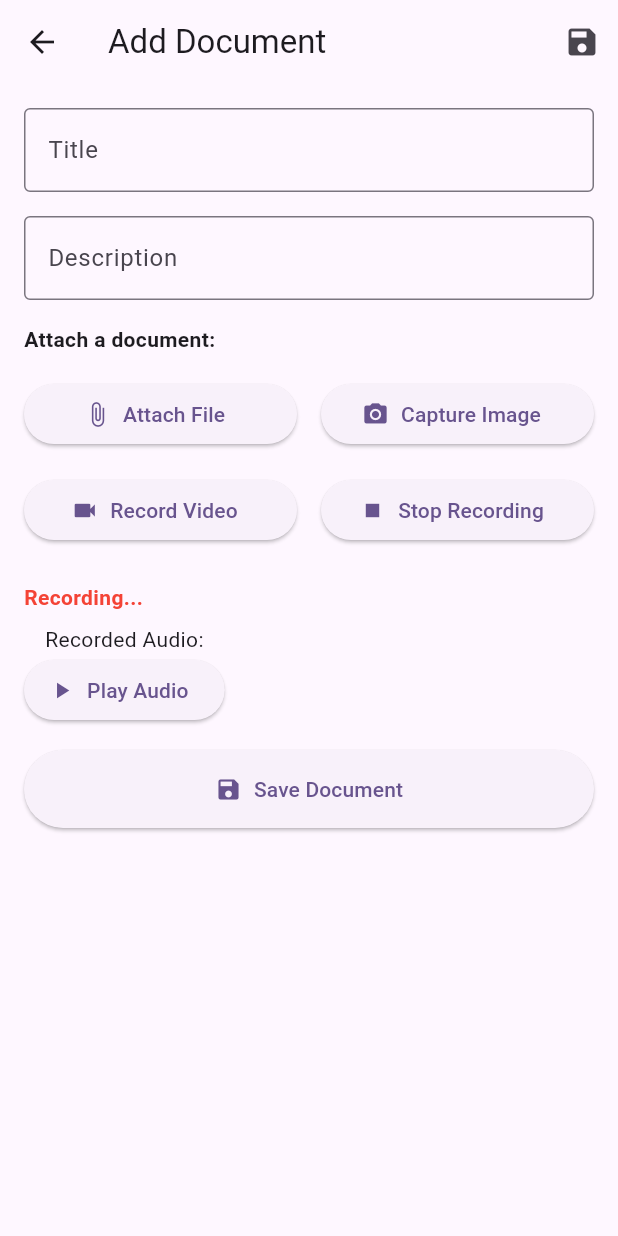
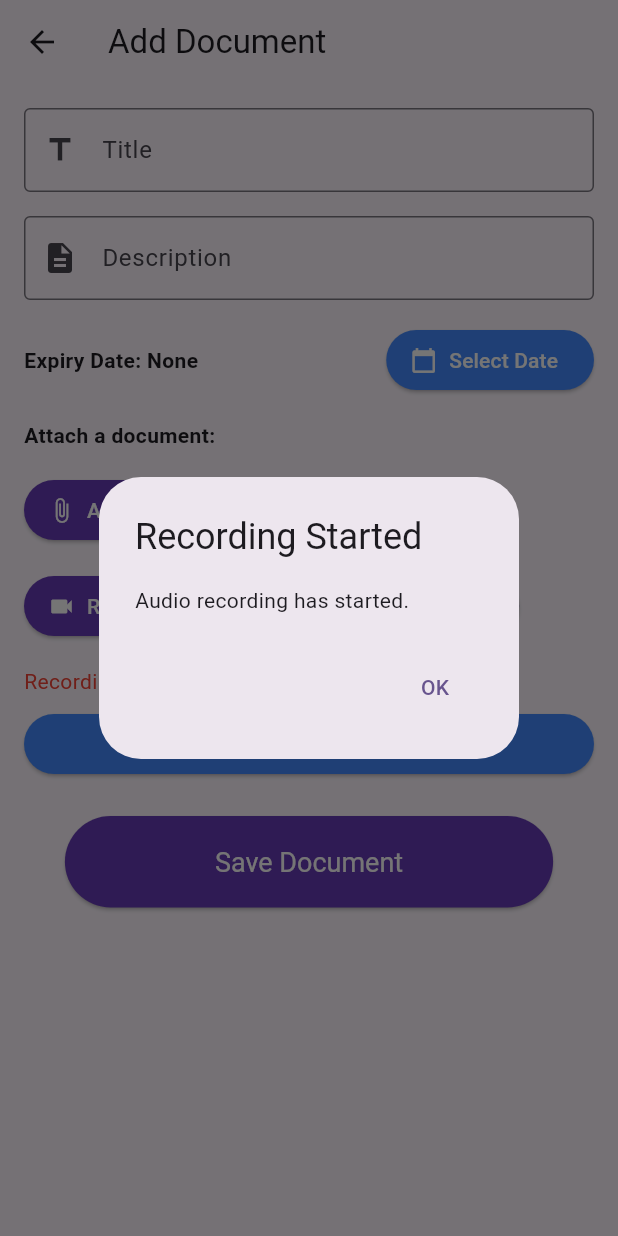
Before and after one commit to Rahul-flutterdart/documentmanagerflutter, a Flutter app: the AddScreen screen opened directly with empty values, after a tap on "Record Audio", on a phone screen of 412 x 824 dp. Run offline on Flutter 3.47's test engine with Material 3 defaults, Android fonts, the phone set to English and light mode, and no system bars; our stand-ins replace audioplayers, file_picker, image_picker, permission_handler, sqflite, video_player; missing offline and left inert: flutter_pdfview, flutter_sound; accounts and stored records are empty.

Commit message:
record feature and new expiri date(optinal) feature added

```diff
--- a/lib/add_screen.dart
+++ b/lib/add_screen.dart
@@ -1,15 +1,13 @@
+import 'dart:async';
 import 'dart:io';
-import 'dart:typed_data';
 import 'package:flutter/material.dart';
 import 'package:image_picker/image_picker.dart';
 import 'package:file_picker/file_picker.dart';
-import 'package:open_file/open_file.dart';
 import 'package:video_player/video_player.dart';
 import 'package:path_provider/path_provider.dart';
 import 'package:permission_handler/permission_handler.dart';
-import 'package:flutter_sound/flutter_sound.dart';  // For recording
-import 'package:audioplayers/audioplayers.dart';    // For playback
-
+import 'package:flutter_sound/flutter_sound.dart' as fs;
+import 'package:audioplayers/audioplayers.dart' as ap;
 import 'offline_data/database_helper.dart';
 import 'offline_data/model_class.dart';
 
@@ -31,15 +29,25 @@ class _AddScreenState extends State<AddScreen> {
   String _attachmentType = '';
   String? _audioPath;
   bool _isRecording = false;
-
-  FlutterSoundRecorder? _audioRecorder; // Audio recorder object
-  final AudioPlayer _audioPlayer = AudioPlayer(); // Audio player object
+  bool _isPlaying = false;
+  DateTime? _expiryDate;
+  fs.FlutterSoundRecorder? _audioRecorder;
+  final ap.AudioPlayer _audioPlayer = ap.AudioPlayer();
+  Duration _recordingDuration = Duration.zero;
+  late StreamSubscription _recordingSubscription;
 
   @override
   void initState() {
     super.initState();
-    _audioRecorder = FlutterSoundRecorder();
+    _audioRecorder = fs.FlutterSoundRecorder();
     _checkPermissions();
+    _audioPlayer.onPlayerStateChanged.listen((state) {
+      if (state == ap.PlayerState.completed) {
+        setState(() {
+          _isPlaying = false;
+        });
+      }
+    });
   }
 
   @override
@@ -47,6 +55,7 @@ class _AddScreenState extends State<AddScreen> {
     _videoController?.dispose();
     _audioRecorder?.closeRecorder();
     _audioPlayer.dispose();
+    _recordingSubscription.cancel();
     super.dispose();
   }
 
@@ -63,9 +72,29 @@ class _AddScreenState extends State<AddScreen> {
       await _audioRecorder!.openRecorder();
       await _audioRecorder!.startRecorder(toFile: _audioPath);
 
+      _recordingSubscription = _audioRecorder!.onProgress!.listen((event) {
+        setState(() {
+          _recordingDuration = event.duration;
+        });
+      });
+
       setState(() {
         _isRecording = true;
       });
+
+      showDialog(
+        context: context,
+        builder: (context) => AlertDialog(
+          title: Text('Recording Started'),
+          content: Text('Audio recording has started.'),
+          actions: [
+            TextButton(
+              onPressed: () => Navigator.of(context).pop(),
+              child: Text('OK'),
+            ),
+          ],
+        ),
+      );
     } catch (e) {
       print('Error starting recording: $e');
     }
@@ -75,10 +104,26 @@ class _AddScreenState extends State<AddScreen> {
     try {
       await _audioRecorder!.stopRecorder();
       await _audioRecorder!.closeRecorder();
+      _recordingSubscription.cancel();
 
       setState(() {
         _isRecording = false;
+        _recordingDuration = Duration.zero;
       });
+
+      showDialog(
+        context: context,
+        builder: (context) => AlertDialog(
+          title: Text('Recording Stopped'),
+          content: Text('Audio recording has stopped.'),
+          actions: [
+            TextButton(
+              onPressed: () => Navigator.of(context).pop(),
+              child: Text('OK'),
+            ),
+          ],
+        ),
+      );
     } catch (e) {
       print('Error stopping recording: $e');
     }
@@ -87,68 +132,34 @@ class _AddScreenState extends State<AddScreen> {
   Future<void> _recordAudio() async {
     try {
       if (_isRecording) {
-        // Stop recording
         await _stopRecording();
-        setState(() {
-          _isRecording = false;
-        });
-        print('Audio recording stopped. Saved to: $_audioPath');
+        print('Audio recording stopped. Saved to crazzyyy rahul: $_audioPath');
       } else {
-        // Start recording
+        if (_attachmentType.isNotEmpty) {
+          setState(() {
+            _clearAttachment();
+          });
+        }
         await _startRecording();
-        setState(() {
-          _isRecording = true;
-          _attachmentType = 'Audio';
-        });
-        print('Audio recording started. Saving to: $_audioPath');
+        print('Audio recording started. Saving to  crazzyy rahul: $_audioPath');
       }
     } catch (e) {
       print('Error recording audio: $e');
     }
   }
 
-  // Future<void> _startRecording() async {
-  //   try {
-  //     final tempDir = await getTemporaryDirectory();
-  //     _audioPath = '${tempDir.path}/audio_${DateTime.now().millisecondsSinceEpoch}.aac';
-  //
-  //     await _audioRecorder!.openRecorder();
-  //     await _audioRecorder!.startRecorder(toFile: _audioPath);
-  //
-  //     setState(() {
-  //       _isRecording = true;
-  //     });
-  //   } catch (e) {
-  //     print('Error starting recording: $e');
-  //   }
-  // }
-  //
-  // Future<void> _stopRecording() async {
-  //   try {
-  //     await _audioRecorder!.stopRecorder();
-  //     await _audioRecorder!.closeRecorder();
-  //
-  //     setState(() {
-  //       _isRecording = false;
-  //     });
-  //
-  //     if (_audioPath != null && File(_audioPath!).existsSync()) {
-  //       print('Recording stopped, file exists at: $_audioPath');
-  //     } else {
-  //       print('Recording stopped, but no file found at: $_audioPath');
-  //     }
-  //   } catch (e) {
-  //     print('Error stopping recording: $e');
-  //   }
-  // }
-
-
-
   Future<void> _playAudio() async {
     if (_audioPath != null && File(_audioPath!).existsSync()) {
       try {
-        await _audioPlayer.play(DeviceFileSource(_audioPath!));
-        print('Playing audio from: $_audioPath');
+        if (_isPlaying) {
+          await _audioPlayer.pause();
+        } else {
+          await _audioPlayer.play(ap.DeviceFileSource(_audioPath!));
+        }
+        setState(() {
+          _isPlaying = !_isPlaying;
+        });
+        print('Playing audio from crazzyy rahul: $_audioPath');
       } catch (e) {
         print('Error playing audio: $e');
         ScaffoldMessenger.of(context).showSnackBar(
@@ -170,6 +181,11 @@ class _AddScreenState extends State<AddScreen> {
     );
 
     if (result != null && result.files.isNotEmpty) {
+      if (_attachmentType.isNotEmpty) {
+        setState(() {
+          _clearAttachment();
+        });
+      }
       setState(() {
         _file = result.files.first;
         _attachmentType = _getFileType(_file!.extension!);
@@ -185,6 +201,11 @@ class _AddScreenState extends State<AddScreen> {
     final picker = ImagePicker();
     final pickedFile = await picker.pickImage(source: ImageSource.camera);
     if (pickedFile != null) {
+      if (_attachmentType.isNotEmpty) {
+        setState(() {
+          _clearAttachment();
+        });
+      }
       setState(() {
         _image = pickedFile;
         _attachmentType = 'Image';
@@ -196,6 +217,11 @@ class _AddScreenState extends State<AddScreen> {
     final picker = ImagePicker();
     final pickedFile = await picker.pickVideo(source: ImageSource.camera);
     if (pickedFile != null) {
+      if (_attachmentType.isNotEmpty) {
+        setState(() {
+          _clearAttachment();
+        });
+      }
       setState(() {
         _videoController = VideoPlayerController.file(File(pickedFile.path))
           ..initialize().then((_) {
@@ -204,6 +230,15 @@ class _AddScreenState extends State<AddScreen> {
         _attachmentType = 'Video';
       });
     }
+  }
+
+  void _clearAttachment() {
+    _image = null;
+    _file = null;
+    _videoController?.dispose();
+    _videoController = null;
+    _audioPath = null;
+    _attachmentType = '';
   }
 
   String _getFileType(String extension) {
@@ -241,7 +276,8 @@ class _AddScreenState extends State<AddScreen> {
       description: description,
       fileType: _attachmentType,
       filePath: _getFilePath()!,
-      expiryDate: DateTime.now(),
+      createdOn: DateTime.now(),
+      expiryDate: _expiryDate,
     );
 
     await DatabaseHelper.instance.insertDocument(newDocument);
@@ -257,35 +293,43 @@ class _AddScreenState extends State<AddScreen> {
     } else if (_videoController != null && _videoController!.value.isInitialized) {
       return _videoController!.dataSource;
     } else if (_audioPath != null) {
-      return _audioPath;  // Return the audio path if available
+      return _audioPath;
     }
     return null;
   }
 
+  Future<void> _selectExpiryDate() async {
+    final pickedDate = await showDatePicker(
+      context: context,
+      initialDate: _expiryDate ?? DateTime.now(),
+      firstDate: DateTime(2000),
+      lastDate: DateTime(2101),
+    );
+    if (pickedDate != null && pickedDate != _expiryDate) {
+      setState(() {
+        _expiryDate = pickedDate;
+      });
+    }
+  }
 
   @override
   Widget build(BuildContext context) {
     return Scaffold(
       appBar: AppBar(
         title: Text('Add Document'),
-        actions: [
-          IconButton(
-            icon: Icon(Icons.save),
-            onPressed: _saveDocument,
-          ),
-        ],
       ),
       body: Padding(
-        padding: const EdgeInsets.all(16.0),
+        padding: EdgeInsets.all(16.0),
         child: SingleChildScrollView(
           child: Column(
-            crossAxisAlignment: CrossAxisAlignment.start,
+            crossAxisAlignment: CrossAxisAlignment.stretch,
             children: [
               TextFormField(
                 controller: _titleController,
                 decoration: InputDecoration(
                   labelText: 'Title',
                   border: OutlineInputBorder(),
+                  prefixIcon: Icon(Icons.title),
                 ),
               ),
               SizedBox(height: 16.0),
@@ -294,124 +338,145 @@ class _AddScreenState extends State<AddScreen> {
                 decoration: InputDecoration(
                   labelText: 'Description',
                   border: OutlineInputBorder(),
+                  prefixIcon: Icon(Icons.description),
                 ),
               ),
               SizedBox(height: 16.0),
-              Text(
-                'Attach a document:',
-                style: TextStyle(fontWeight: FontWeight.bold),
-              ),
-              SizedBox(height: 16.0),
+
+              // Expiry Date
               Row(
+                mainAxisAlignment: MainAxisAlignment.spaceBetween,
                 children: [
                   Expanded(
-                    child: ElevatedButton.icon(
-                      onPressed: _selectFile,
-                      icon: Icon(Icons.attach_file),
-                      label: Text('Attach File'),
+                    child: Text(
+                      'Expiry Date: ${_expiryDate != null ? '${_expiryDate!.toLocal().toString().split(' ')[0]}' : 'None'}',
+                      style: TextStyle(fontWeight: FontWeight.bold),
                     ),
                   ),
-                  SizedBox(width: 16.0),
-                  Expanded(
-                    child: ElevatedButton.icon(
-                      onPressed: _captureImage,
-                      icon: Icon(Icons.camera_alt),
-                      label: Text('Capture Image'),
-                    ),
-                  ),
-                ],
-              ),
-              SizedBox(height: 16.0),
-              Row(
-                children: [
-                  Expanded(
-                    child: ElevatedButton.icon(
-                      onPressed: _recordVideo,
-                      icon: Icon(Icons.videocam),
-                      label: Text('Record Video'),
-                    ),
-                  ),
-                  SizedBox(width: 16.0),
-                  Expanded(
-                    child: ElevatedButton.icon(
-                      onPressed: _recordAudio,
-                      icon: Icon(_isRecording ? Icons.stop : Icons.mic),
-                      label: Text(_isRecording ? 'Stop Recording' : 'Record Audio'),
+                  ElevatedButton.icon(
+                    onPressed: _selectExpiryDate,
+                    icon: Icon(Icons.calendar_today),
+                    label: Text('Select Date'),
+                    style: ElevatedButton.styleFrom(
+                      foregroundColor: Colors.white,
+                      backgroundColor: Colors.blueAccent,
                     ),
                   ),
                 ],
               ),
               SizedBox(height: 16.0),
 
-              // Display Recording Indicator
+              Text(
+                'Attach a document:',
+                style: TextStyle(fontWeight: FontWeight.bold),
+              ),
+              SizedBox(height: 16.0),
+              Wrap(
+                spacing: 16.0,
+                runSpacing: 16.0,
+                children: [
+                  ElevatedButton.icon(
+                    onPressed: _selectFile,
+                    icon: Icon(Icons.attach_file),
+                    label: Text('Attach File'),
+                    style: ElevatedButton.styleFrom(
+                      foregroundColor: Colors.white,
+                      backgroundColor: Colors.deepPurple,
+                    ),
+                  ),
+                  ElevatedButton.icon(
+                    onPressed: _captureImage,
+                    icon: Icon(Icons.camera_alt),
+                    label: Text('Capture Image'),
+                    style: ElevatedButton.styleFrom(
+                      foregroundColor: Colors.white,
+                      backgroundColor: Colors.deepPurple,
+                    ),
+                  ),
+                  ElevatedButton.icon(
+                    onPressed: _recordVideo,
+                    icon: Icon(Icons.videocam),
+                    label: Text('Record Video'),
+                    style: ElevatedButton.styleFrom(
+                      foregroundColor: Colors.white,
+                      backgroundColor: Colors.deepPurple,
+                    ),
+                  ),
+                  ElevatedButton.icon(
+                    onPressed: _recordAudio,
+                    icon: Icon(_isRecording ? Icons.stop : Icons.mic),
+                    label: Text(_isRecording ? 'Stop Recording' : 'Record Audio'),
+                    style: ElevatedButton.styleFrom(
+                      foregroundColor: Colors.white,
+                      backgroundColor: Colors.deepPurple,
+                    ),
+                  ),
+                ],
+              ),
+              SizedBox(height: 16.0),
+
               if (_isRecording)
-                Padding(
-                  padding: const EdgeInsets.symmetric(vertical: 8.0),
-                  child: Text(
-                    'Recording...',
-                    style: TextStyle(color: Colors.red, fontWeight: FontWeight.bold),
-                  ),
-                ),
-
-              // Show attached image
-              if (_attachmentType == 'Image' && _image != null)
-                Image.file(File(_image!.path), height: 200, fit: BoxFit.cover),
-
-              // Show attached video
-              if (_attachmentType == 'Video' && _videoController != null)
-                _videoController!.value.isInitialized
-                    ? AspectRatio(
-                  aspectRatio: _videoController!.value.aspectRatio,
-                  child: VideoPlayer(_videoController!),
-                )
-                    : CircularProgressIndicator(),
-
-              // Show attached file (PDF/Excel)
-              if (_attachmentType == 'PDF' || _attachmentType == 'Excel')
                 Column(
+                  crossAxisAlignment: CrossAxisAlignment.start,
                   children: [
-                    Text('Attached file: ${_file!.name}'),
+                    Text(
+                      'Recording.....in progress',
+                      style: TextStyle(color: Colors.red),
+                    ),
                     SizedBox(height: 8.0),
-                    ElevatedButton.icon(
-                      onPressed: () {
-                        OpenFile.open(_file!.path);
-                      },
-                      icon: Icon(Icons.picture_as_pdf),
-                      label: Text('View File'),
-                    ),
                   ],
                 ),
 
-              // Show recorded audio
-              if (_audioPath != null)
-                Column(
-                  children: [
-                    Text('Recorded Audio:'),
-                    ElevatedButton.icon(
-                      onPressed: _playAudio,
-                      icon: Icon(Icons.play_arrow),
-                      label: Text('Play Audio'),
-                    ),
-                  ],
+
+              if (_image != null) ...[
+                SizedBox(height: 16.0),
+                Text('Image Preview:'),
+                SizedBox(height: 8.0),
+                Image.file(File(_image!.path), height: 200, fit: BoxFit.cover),
+              ],
+
+              // Display PDF or File Info
+              if (_file != null && _file!.extension == 'pdf') ...[
+                SizedBox(height: 16.0),
+                Text('PDF Attached: ${_file!.name}'),
+              ] else if (_file != null) ...[
+                SizedBox(height: 16.0),
+                Text('File Attached: ${_file!.name}'),
+              ],
+
+              if (_audioPath != null) ...[
+                ElevatedButton(
+                  onPressed: _playAudio,
+                  child: Text(_isPlaying ?  'Pause Audio':'Play Audio'),
+                  style: ElevatedButton.styleFrom(
+                    foregroundColor: Colors.white,
+                    backgroundColor: Colors.blueAccent,
+                  ),
                 ),
-
-              SizedBox(height: 16.0),
+              ],
+              if (_videoController != null && _videoController!.value.isInitialized)
+                AspectRatio(
+                  aspectRatio: _videoController!.value.aspectRatio,
+                  child: VideoPlayer(_videoController!),
+                ),
+              SizedBox(height: 24.0),
               Center(
-                child: ElevatedButton.icon(
+                child: ElevatedButton(
                   onPressed: _saveDocument,
-                  icon: Icon(Icons.save),
-                  label: Text('Save Document'),
+                  child: Text('Save Document'),
                   style: ElevatedButton.styleFrom(
-                    minimumSize: Size(double.infinity, 50),
-                    padding: EdgeInsets.symmetric(vertical: 16.0),
+                    foregroundColor: Colors.white,
+                    backgroundColor: Colors.deepPurple,
+                    padding: EdgeInsets.symmetric(horizontal: 100, vertical: 20),
+                    textStyle: TextStyle(fontSize: 18),
                   ),
                 ),
               ),
+              SizedBox(height: 32.0),
             ],
           ),
         ),
       ),
     );
   }
-
 }
--- a/lib/detailsScreen.dart
+++ b/lib/detailsScreen.dart
@@ -258,7 +258,6 @@ class _DetailsScreenState extends State<DetailsScreen> {
                           ],
                         ),
 
-                        // Display duration and current playback position
                         if (_audioDuration != Duration.zero) ...[
                           Padding(
                             padding: const EdgeInsets.symmetric(vertical: 8.0),
--- a/lib/offline_data/database_helper.dart
+++ b/lib/offline_data/database_helper.dart
@@ -5,7 +5,7 @@ import 'model_class.dart';
 
 class DatabaseHelper {
   static final _databaseName = "DocumentManager.db";
-  static final _databaseVersion = 2;
+  static final _databaseVersion = 3; // Increment the version
 
   static final table = 'documents';
 
@@ -13,6 +13,7 @@ class DatabaseHelper {
   static final columnId = '_id';
   static final columnTitle = 'title';
   static final columnDescription = 'description';
+  static final columnCreatedOn = 'created_on';
   static final columnExpiryDate = 'expiry_date';
   static final columnFilePath = 'file_path';
   static final columnFileType = 'file_type';
@@ -30,7 +31,7 @@ class DatabaseHelper {
 
   Future<Database> _initDatabase() async {
     String path = join(await getDatabasesPath(), _databaseName);
-    return await openDatabase(path, version: _databaseVersion, onCreate: _onCreate);
+    return await openDatabase(path, version: _databaseVersion, onCreate: _onCreate, onUpgrade: _onUpgrade);
   }
 
   Future _onCreate(Database db, int version) async {
@@ -39,11 +40,20 @@ class DatabaseHelper {
         $columnId INTEGER PRIMARY KEY AUTOINCREMENT,
         $columnTitle TEXT NOT NULL,
         $columnDescription TEXT NOT NULL,
+        $columnCreatedOn TEXT NOT NULL,
         $columnExpiryDate TEXT,
         $columnFilePath TEXT NOT NULL,
         $columnFileType TEXT
       )
     ''');
+  }
+
+  Future _onUpgrade(Database db, int oldVersion, int newVersion) async {
+    if (oldVersion < newVersion) {
+      await db.execute('''
+        ALTER TABLE $table ADD COLUMN $columnCreatedOn TEXT NOT NULL DEFAULT CURRENT_TIMESTAMP
+      ''');
+    }
   }
 
   Future<int> insertDocument(Document document) async {
--- a/lib/offline_data/model_class.dart
+++ b/lib/offline_data/model_class.dart
@@ -2,7 +2,8 @@ class Document {
   final int? id;
   final String title;
   final String description;
-  final DateTime? expiryDate;
+  final DateTime createdOn; // Updated field
+  final DateTime? expiryDate; // New optional field
   final String filePath;
   final String? fileType; // Optional, to store the type of the file
 
@@ -10,6 +11,7 @@ class Document {
     this.id,
     required this.title,
     required this.description,
+    required this.createdOn, // Updated constructor
     this.expiryDate,
     required this.filePath,
     this.fileType,
@@ -20,6 +22,7 @@ class Document {
       '_id': id,
       'title': title,
       'description': description,
+      'created_on': createdOn.toIso8601String(),
       'expiry_date': expiryDate?.toIso8601String(),
       'file_path': filePath,
       'file_type': fileType,
@@ -31,6 +34,7 @@ class Document {
       id: map['_id'],
       title: map['title'],
       description: map['description'],
+      createdOn: DateTime.parse(map['created_on']),
       expiryDate: map['expiry_date'] != null
           ? DateTime.parse(map['expiry_date'])
           : null,
```
Also changed, not shown: lib/home_screen.dart (+16 -9 lines).
